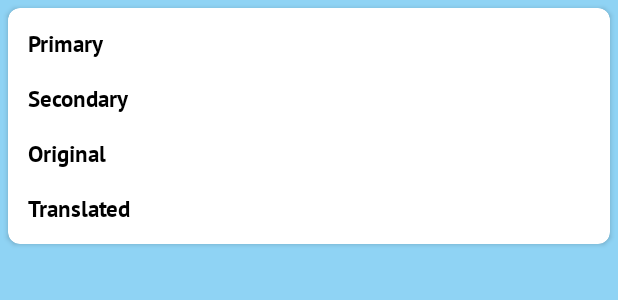
After one commit to RockieKelz/MyLingual, an Android app: the layout rv_recent.xml on its own in the app's theme, with its tools: preview values and no code run, on a phone screen of 412 x 824 dp. The commit adds this screen. Shown: the top 300 px of the screen. Run offline under Robolectric (Android 15) with nearby library versions, the phone set to English and light mode, and no system bars; Roboto replaces fonts that are not available here.

Commit message:
set up recycle view for recent translations

```diff
--- a/app/src/main/java/com/example/mylingual/HomeFragment.java
+++ b/app/src/main/java/com/example/mylingual/HomeFragment.java
@@ -23,7 +23,6 @@ import android.widget.Toast;
 
 import androidx.core.content.res.ResourcesCompat;
 import androidx.fragment.app.Fragment;
-import androidx.lifecycle.ViewModelProviders;
 
 import com.example.mylingual.data.ButtonCase;
 import com.example.mylingual.data.RecentData;
@@ -78,8 +77,6 @@ public class HomeFragment extends Fragment {
         progressBar =(ProgressBar) HomeView.findViewById(R.id.loading_model);
         progressBar.setMax(100);
         progressBar.setProgress(0 );
-
-        viewModal = ViewModelProviders.of(this).get(ViewModal.class);
 
         FirebaseFirestore database = FirebaseFirestore.getInstance();
         String userID = Objects.requireNonNull(FirebaseAuth.getInstance().getCurrentUser()).getUid();
--- a/app/src/main/java/com/example/mylingual/data/room_db/RoomDAO.java
+++ b/app/src/main/java/com/example/mylingual/data/room_db/RoomDAO.java
@@ -32,8 +32,6 @@ public interface RoomDAO {
     @Query("SELECT * FROM translations ORDER BY id ASC")
     LiveData<List<RoomEntity>> getAllTranslations();
 
-    @Query("SELECT * FROM translations WHERE DATA_TYPE = :dataType ORDER BY id ASC")
-    MutableLiveData<List<RoomEntity>> findTYPETranslations(String dataType);
-
-    MutableLiveData<List<RoomEntity>> getAllOFTYPETranslations(String dataType);
+    @Query("SELECT * FROM translations WHERE DATA_TYPE = :dataType")
+    LiveData<List<RoomEntity>> findTYPETranslations(String dataType);
 }
--- /dev/null
+++ b/app/src/main/res/layout/rv_recent.xml
@@ -0,0 +1,57 @@
+<?xml version="1.0" encoding="utf-8"?>
+<androidx.cardview.widget.CardView
+    xmlns:android="http://schemas.android.com/apk/res/android"
+    xmlns:app="http://schemas.android.com/apk/res-auto"
+    android:layout_width="match_parent"
+    android:layout_height="wrap_content"
+    android:layout_margin="5dp"
+    android:elevation="8dp"
+    app:cardCornerRadius="8dp">
+
+    <LinearLayout
+        android:id="@+id/idLLCourse"
+        android:layout_width="match_parent"
+        android:layout_height="wrap_content"
+        android:layout_margin="5dp"
+        android:orientation="vertical">
+
+        <!--text view for our course name-->
+        <TextView
+            android:id="@+id/recent_primary"
+            android:layout_width="match_parent"
+            android:layout_height="wrap_content"
+            android:padding="8dp"
+            android:text="Primary"
+            android:textColor="@color/black"
+            android:textSize="15sp" />
+
+        <!--text view for our course duration-->
+        <TextView
+            android:id="@+id/recent_second"
+            android:layout_width="match_parent"
+            android:layout_height="wrap_content"
+            android:padding="8dp"
+            android:text="Secondary"
+            android:textColor="@color/black"
+            android:textSize="15sp" />
+
+        <!--text view for our course description-->
+        <TextView
+            android:id="@+id/recent_original"
+            android:layout_width="match_parent"
+            android:layout_height="wrap_content"
+            android:padding="8dp"
+            android:text="Original"
+            android:textColor="@color/black"
+            android:textSize="15sp" />
+        <TextView
+            android:id="@+id/recent_translated"
+            android:layout_width="match_parent"
+            android:layout_height="wrap_content"
+            android:padding="8dp"
+            android:text="Translated"
+            android:textColor="@color/black"
+            android:textSize="15sp" />
+    </LinearLayout>
+
+</androidx.cardview.widget.CardView>
```
Also changed, not shown: app/src/main/java/com/example/mylingual/RecentActivity.java (+43 -1 lines), app/src/main/java/com/example/mylingual/RecentAdapter.java (+25 -22 lines), app/src/main/java/com/example/mylingual/data/room_db/RoomEntity.java (+29 -0 lines).
